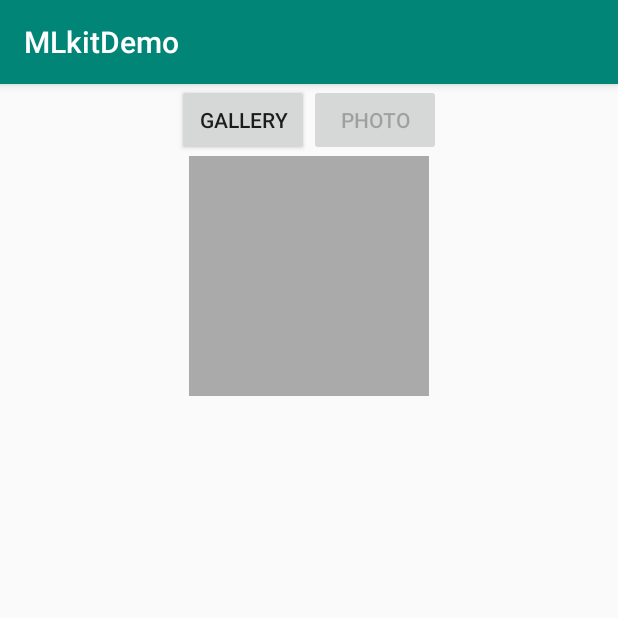
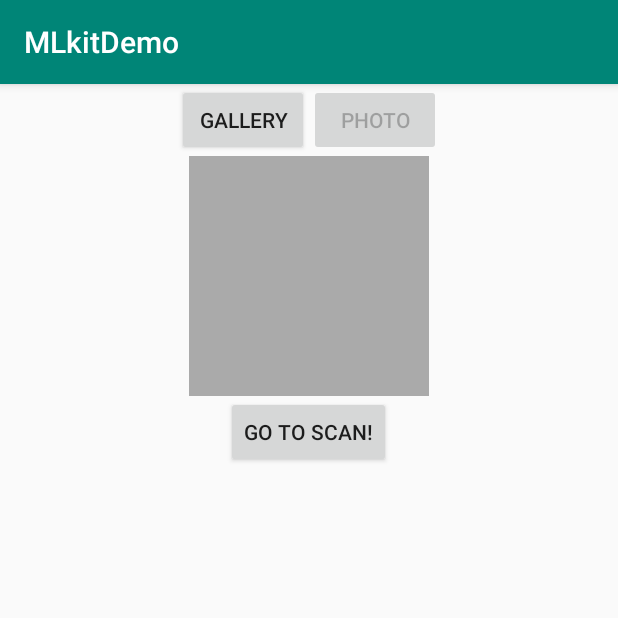
Before and after one commit to mizushou/runscanner, an Android app: the screen it shows after launch (MainActivity), on a phone screen of 412 x 824 dp, the top half of it. Run offline under Robolectric (Android 15) with nearby library versions, the phone set to English and light mode, and no system bars; libraries missing offline, so code that uses them is left out: com.google.firebase.ml.

Commit message:
temporary implemented text recognition

```diff
--- a/app/src/main/java/com/example/shouhei/mlkitdemo/MainActivity.java
+++ b/app/src/main/java/com/example/shouhei/mlkitdemo/MainActivity.java
@@ -3,8 +3,11 @@ package com.example.shouhei.mlkitdemo;
 import android.content.Intent;
 import android.graphics.Bitmap;
 import android.graphics.BitmapFactory;
+import android.graphics.Point;
+import android.graphics.Rect;
 import android.net.Uri;
 import android.provider.MediaStore;
+import android.support.annotation.NonNull;
 import android.support.v4.content.FileProvider;
 import android.support.v7.app.AppCompatActivity;
 import android.os.Bundle;
@@ -16,14 +19,18 @@ import android.widget.ImageView;
 import com.example.shouhei.mlkitdemo.model.Run;
 import com.example.shouhei.mlkitdemo.model.RunList;
 import com.example.shouhei.mlkitdemo.util.PictureUtils;
+import com.google.android.gms.tasks.OnFailureListener;
+import com.google.android.gms.tasks.OnSuccessListener;
+import com.google.android.gms.tasks.Task;
+import com.google.firebase.ml.vision.FirebaseVision;
+import com.google.firebase.ml.vision.common.FirebaseVisionImage;
+import com.google.firebase.ml.vision.text.FirebaseVisionText;
+import com.google.firebase.ml.vision.text.FirebaseVisionTextDetector;
 
 import java.io.BufferedInputStream;
 import java.io.File;
 import java.io.FileNotFoundException;
-import java.io.IOException;
 import java.io.InputStream;
-import java.io.PipedInputStream;
-import java.lang.reflect.Field;
 
 public class MainActivity extends AppCompatActivity {
 
@@ -31,8 +38,10 @@ public class MainActivity extends AppCompatActivity {
 
   private Button mGalleryButton;
   private Button mPhotoButton;
-  private ImageView mPhotoView;
+  private ImageView mTargetImageView;
+  private Button mDummyButton;
   private File mPhotoFile;
+  private Task<FirebaseVisionText> mResult;
   private static final int REQUEST_PHOTO = 0;
   private static final int REQUEST_GALLERY = 1;
 
@@ -82,7 +91,34 @@ public class MainActivity extends AppCompatActivity {
           }
         });
 
-    mPhotoView = findViewById(R.id.run_photo);
+    mTargetImageView = findViewById(R.id.run_photo);
+
+    mDummyButton = findViewById(R.id.dummy_button);
+    mDummyButton.setOnClickListener(
+        new View.OnClickListener() {
+          @Override
+          public void onClick(View v) {
+            int i = 1;
+            int j = 1;
+            int k = 1;
+            Log.d(TAG, "DummyButton clicked");
+            for (FirebaseVisionText.Block block : mResult.getResult().getBlocks()) {
+              Log.d(TAG, "Block#" + i + " " + block.getText());
+              Rect boundingBox = block.getBoundingBox();
+              Point[] cornerPoints = block.getCornerPoints();
+              String text = block.getText();
+              i++;
+              for (FirebaseVisionText.Line line : block.getLines()) {
+                Log.d(TAG, "    Line#" + j + " " + line.getText());
+                j++;
+                for (FirebaseVisionText.Element element : line.getElements()) {
+                  Log.d(TAG, "        Element#" + k + " " + element.getText());
+                  k++;
+                }
+              }
+            }
+          }
+        });
   }
 
   @Override
@@ -117,7 +153,33 @@ public class MainActivity extends AppCompatActivity {
       try {
         InputStream stream = this.getContentResolver().openInputStream(uri);
         Bitmap bitmap = BitmapFactory.decodeStream(new BufferedInputStream(stream));
-        mPhotoView.setImageBitmap(bitmap);
+        mTargetImageView.setImageBitmap(bitmap);
+
+        FirebaseVisionImage image = FirebaseVisionImage.fromBitmap(bitmap);
+        FirebaseVisionTextDetector detector = FirebaseVision.getInstance().getVisionTextDetector();
+
+        mResult =
+            detector
+                .detectInImage(image)
+                .addOnSuccessListener(
+                    new OnSuccessListener<FirebaseVisionText>() {
+                      @Override
+                      public void onSuccess(FirebaseVisionText firebaseVisionText) {
+                        // Task completed successfully
+                        // ...
+                        Log.d(TAG, "Task completed successfully");
+                      }
+                    })
+                .addOnFailureListener(
+                    new OnFailureListener() {
+                      @Override
+                      public void onFailure(@NonNull Exception e) {
+                        // Task failed with an exception
+                        // ...
+                        Log.d(TAG, "Task failed with an exception");
+                      }
+                    });
+
       } catch (FileNotFoundException e) {
         e.printStackTrace();
       }
@@ -128,10 +190,10 @@ public class MainActivity extends AppCompatActivity {
   private void updatePhotoView() {
 
     if (mPhotoFile == null || !mPhotoFile.exists()) {
-      mPhotoView.setImageDrawable(null);
+      mTargetImageView.setImageDrawable(null);
     } else {
       Bitmap bitmap = PictureUtils.getScaledBitmap(mPhotoFile.getPath(), MainActivity.this);
-      mPhotoView.setImageBitmap(bitmap);
+      mTargetImageView.setImageBitmap(bitmap);
     }
   }
 
--- a/app/src/main/res/layout/activity_main.xml
+++ b/app/src/main/res/layout/activity_main.xml
@@ -32,4 +32,10 @@
         android:cropToPadding="true"
         android:scaleType="centerInside" />
 
+    <Button
+        android:id="@+id/dummy_button"
+        android:layout_width="wrap_content"
+        android:layout_height="wrap_content"
+        android:text="@string/scan_button" />
+
 </LinearLayout>
--- a/app/src/main/res/values/strings.xml
+++ b/app/src/main/res/values/strings.xml
@@ -2,4 +2,5 @@
     <string name="app_name">MLkitDemo</string>
     <string name="gallery_button">Gallery</string>
     <string name="photo_button">Photo</string>
+    <string name="scan_button">Go to Scan!</string>
 </resources>
```
